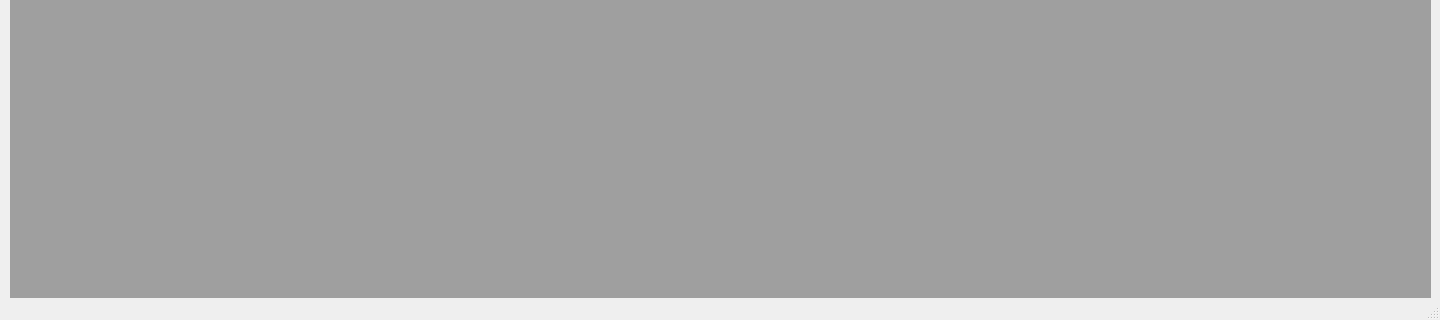
Old version of the form uic/main.ui in the repository Aphelis/Macloed; both pictures show x 0 to 1440 and y 465 to 785 of the 1440 by 785 pixel window.
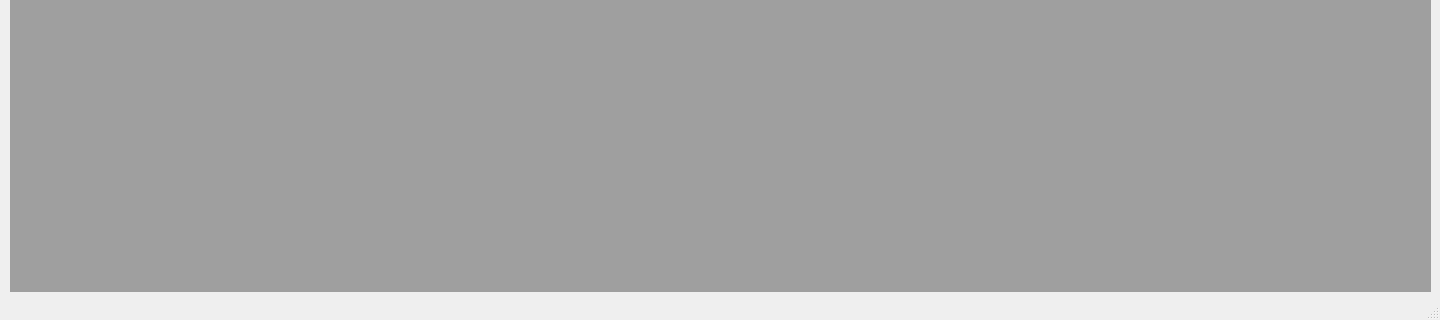
New version of the form. Icons and pictures are not drawn.

What changed in the file:
```diff
--- a/uic/main.ui
+++ b/uic/main.ui
@@ -30,7 +30,7 @@
       <x>10</x>
       <y>0</y>
       <width>1421</width>
-      <height>720</height>
+      <height>710</height>
      </rect>
     </property>
     <property name="sizePolicy">
```
